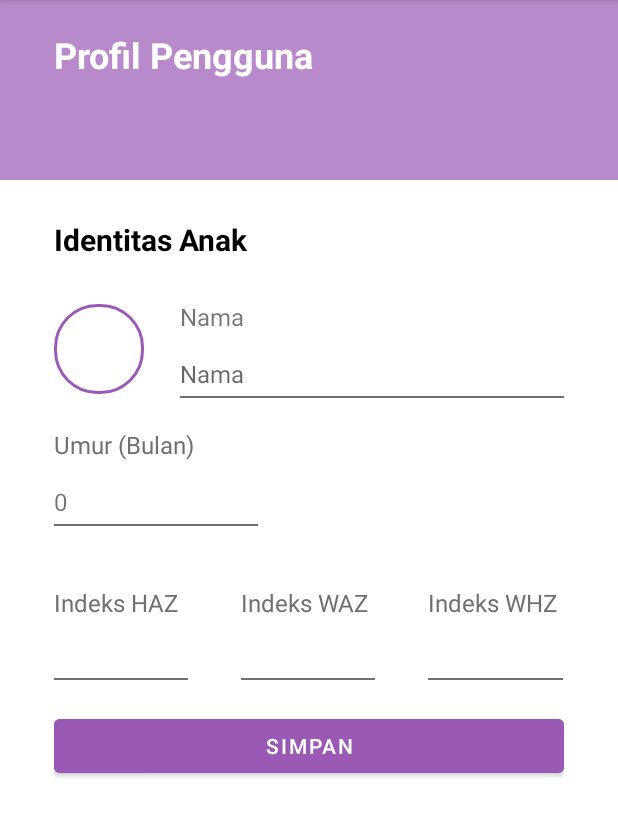
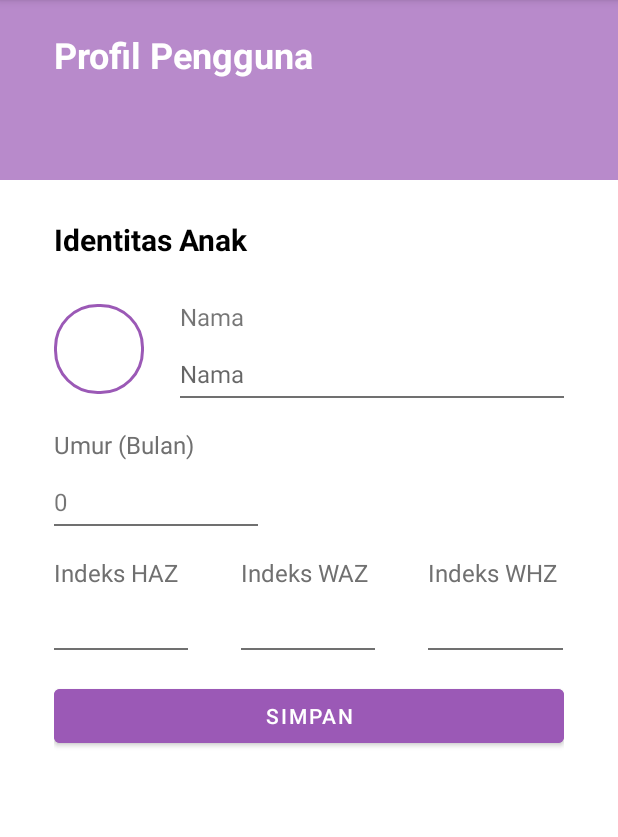
Before and after one commit to ikhwanjauhar/StuntingApps, an Android app: the DataUserAnak screen opened directly, with no data from a screen before it, on a phone screen of 412 x 824 dp, the part 84-921 px from its top. Run offline under Robolectric (Android 15) with nearby library versions, the phone set to English and light mode, and no system bars.

Commit message:
Remove unnecessary things

```diff
--- a/app/src/main/res/layout/activity_data_user_anak.xml
+++ b/app/src/main/res/layout/activity_data_user_anak.xml
@@ -177,13 +177,6 @@
                         android:layout_height="match_parent">
                     </RelativeLayout>
                 </LinearLayout>
-
-                <!--Moth BMI-->
-                <LinearLayout
-                    android:layout_width="match_parent"
-                    android:layout_height="20dp"
-                    android:orientation="horizontal"></LinearLayout>
-
 
                 <LinearLayout
                     android:layout_width="match_parent"
```
